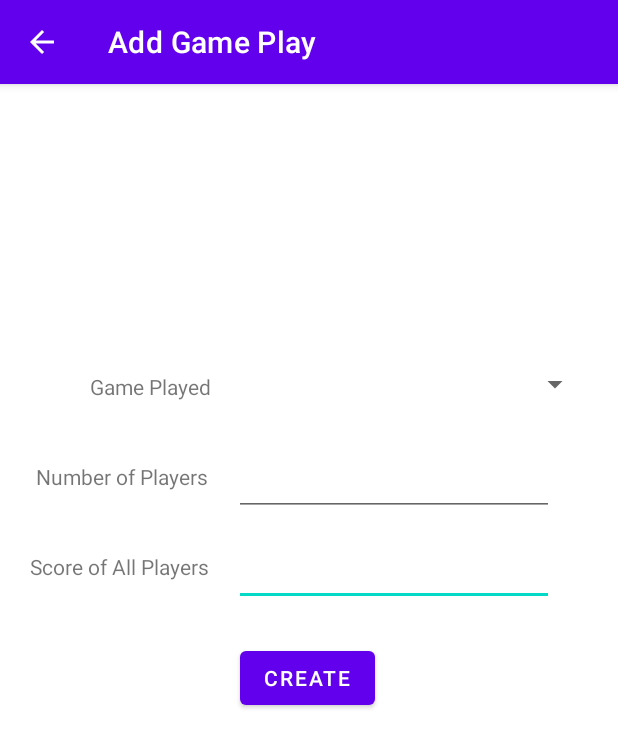
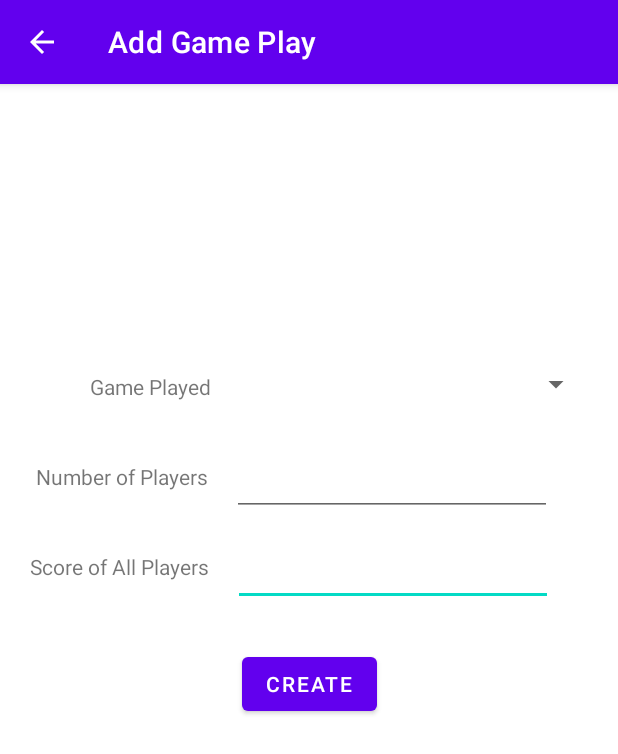
Before and after one commit to Lucas-liu1/Cmpt-276-Group-Work, an Android app: the AddGamePlay screen opened directly, with no data from a screen before it, on a phone screen of 412 x 824 dp. Shown: the top 754 px of the screen. Run offline under Robolectric (Android 15) with nearby library versions, the phone set to English and light mode, and no system bars.

Commit message:
Fixed the layout constraints. Made it with respect to dynamic objects so that it's compatible with varying screen sized

```diff
--- a/myapplication2/src/main/res/layout/activity_game_addplay.xml
+++ b/myapplication2/src/main/res/layout/activity_game_addplay.xml
@@ -11,7 +11,9 @@
         android:layout_height="wrap_content"
         android:layout_marginStart="20dp"
         android:layout_marginTop="312dp"
+        android:layout_marginEnd="16dp"
         android:text="@string/score_of_all_players"
+        app:layout_constraintEnd_toStartOf="@+id/scoreTextEdit"
         app:layout_constraintStart_toStartOf="parent"
         app:layout_constraintTop_toTopOf="parent" />
 
@@ -19,13 +21,13 @@
         android:id="@+id/scoreTextEdit"
         android:layout_width="wrap_content"
         android:layout_height="wrap_content"
-        android:layout_marginStart="156dp"
+        android:layout_marginStart="16dp"
         android:layout_marginTop="300dp"
         android:autofillHints=""
         android:ems="10"
         android:inputType="number"
         android:minHeight="48dp"
-        app:layout_constraintStart_toStartOf="parent"
+        app:layout_constraintStart_toEndOf="@+id/scoreOfPlayersText"
         app:layout_constraintTop_toTopOf="parent"
         tools:ignore="SpeakableTextPresentCheck" />
 
@@ -33,13 +35,13 @@
         android:id="@+id/numPlayersTextEdit"
         android:layout_width="wrap_content"
         android:layout_height="wrap_content"
-        android:layout_marginStart="156dp"
+        android:layout_marginStart="16dp"
         android:layout_marginTop="240dp"
         android:autofillHints=""
         android:ems="10"
         android:inputType="number"
         android:minHeight="48dp"
-        app:layout_constraintStart_toStartOf="parent"
+        app:layout_constraintStart_toEndOf="@+id/numPlayersText"
         app:layout_constraintTop_toTopOf="parent"
         tools:ignore="SpeakableTextPresentCheck" />
 
@@ -49,7 +51,9 @@
         android:layout_height="wrap_content"
         android:layout_marginStart="24dp"
         android:layout_marginTop="252dp"
+        android:layout_marginEnd="16dp"
         android:text="@string/number_of_players"
+        app:layout_constraintEnd_toStartOf="@+id/numPlayersTextEdit"
         app:layout_constraintStart_toStartOf="parent"
         app:layout_constraintTop_toTopOf="parent" />
 
@@ -59,7 +63,9 @@
         android:layout_height="wrap_content"
         android:layout_marginStart="60dp"
         android:layout_marginTop="192dp"
+        android:layout_marginEnd="16dp"
         android:text="@string/game_played"
+        app:layout_constraintEnd_toStartOf="@+id/gameConfigSpinner"
         app:layout_constraintStart_toStartOf="parent"
         app:layout_constraintTop_toTopOf="parent" />
 
@@ -77,9 +83,9 @@
         android:id="@+id/gameConfigSpinner"
         android:layout_width="238dp"
         android:layout_height="48dp"
-        android:layout_marginStart="156dp"
+        android:layout_marginStart="16dp"
         android:layout_marginTop="176dp"
-        app:layout_constraintStart_toStartOf="parent"
+        app:layout_constraintStart_toEndOf="@+id/gamesPlayedText"
         app:layout_constraintTop_toTopOf="parent"
         tools:ignore="SpeakableTextPresentCheck,SpeakableTextPresentCheck" />
 
@@ -87,10 +93,10 @@
         android:id="@+id/createButton"
         android:layout_width="wrap_content"
         android:layout_height="wrap_content"
-        android:layout_marginStart="160dp"
-        android:layout_marginTop="372dp"
+        android:layout_marginTop="28dp"
         android:text="@string/create"
+        app:layout_constraintEnd_toEndOf="parent"
         app:layout_constraintStart_toStartOf="parent"
-        app:layout_constraintTop_toTopOf="parent" />
+        app:layout_constraintTop_toBottomOf="@+id/scoreTextEdit" />
 
 </androidx.constraintlayout.widget.ConstraintLayout>
```
Also changed, not shown: myapplication2/src/main/res/layout/activity_game_plays.xml (+8 -4 lines), myapplication2/src/main/res/layout/fragment_game_plays_intro.xml (+12 -10 lines).
